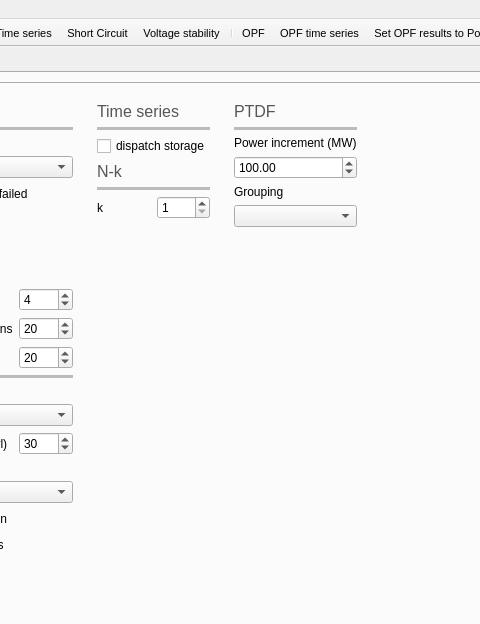
This is src/GridCal/Gui/Main/MainWindow.ui in SanPen/GridCal as Qt 5 draws it before an edit; both pictures show x 372 to 852 and y 0 to 624 of the 1264 by 768 pixel window. The edited form follows.
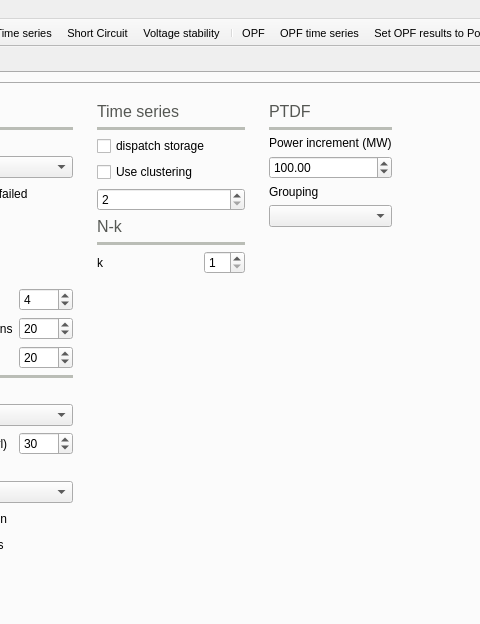
This is the edited form. The open tabs and pages were chosen to show the change. Icons and pictures are not drawn.

Commit message: started to add clustering to the time series

The edit to the form file:
```diff
--- a/src/GridCal/Gui/Main/MainWindow.ui
+++ b/src/GridCal/Gui/Main/MainWindow.ui
@@ -2254,7 +2254,7 @@
                  </property>
                 </widget>
                </item>
-               <item row="10" column="0">
+               <item row="11" column="0">
                 <spacer name="verticalSpacer_9">
                  <property name="orientation">
                   <enum>Qt::Vertical</enum>
@@ -2267,14 +2267,14 @@
                  </property>
                 </spacer>
                </item>
-               <item row="7" column="0">
+               <item row="8" column="0">
                 <widget class="QLabel" name="label_21">
                  <property name="text">
                   <string>k</string>
                  </property>
                 </widget>
                </item>
-               <item row="7" column="1">
+               <item row="8" column="1">
                 <widget class="QSpinBox" name="spinBox">
                  <property name="toolTip">
                   <string>&lt;html&gt;&lt;head/&gt;&lt;body&gt;&lt;p&gt;Number of elements failed at one simulation. It is incremental, so when k=2, the simulation does the branch failing for k=1 and k=2.&lt;/p&gt;&lt;/body&gt;&lt;/html&gt;</string>
@@ -2287,7 +2287,7 @@
                  </property>
                 </widget>
                </item>
-               <item row="6" column="0" colspan="2">
+               <item row="7" column="0" colspan="2">
                 <widget class="Line" name="line_23">
                  <property name="palette">
                   <palette>
@@ -2337,7 +2337,7 @@
                  </property>
                 </widget>
                </item>
-               <item row="5" column="0" colspan="2">
+               <item row="6" column="0" colspan="2">
                 <widget class="QLabel" name="label_61">
                  <property name="palette">
                   <palette>
@@ -2396,6 +2396,23 @@
                  </property>
                 </widget>
                </item>
+               <item row="4" column="0">
+                <widget class="QCheckBox" name="useClustersCheckBox">
+                 <property name="text">
+                  <string>Use clustering</string>
+                 </property>
+                </widget>
+               </item>
+               <item row="5" column="0" colspan="2">
+                <widget class="QSpinBox" name="cluster_number_spinBox">
+                 <property name="minimum">
+                  <number>2</number>
+                 </property>
+                 <property name="maximum">
+                  <number>999999</number>
+                 </property>
+                </widget>
+               </item>
               </layout>
              </widget>
             </item>
```
The commit also changes 6 other files.
